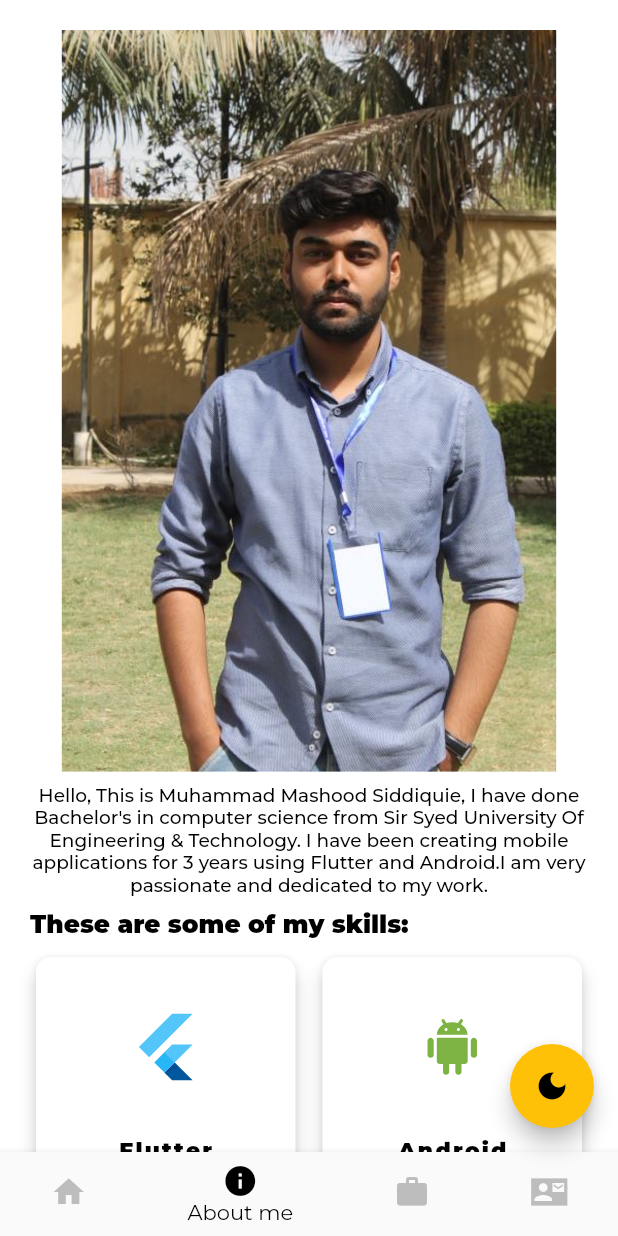
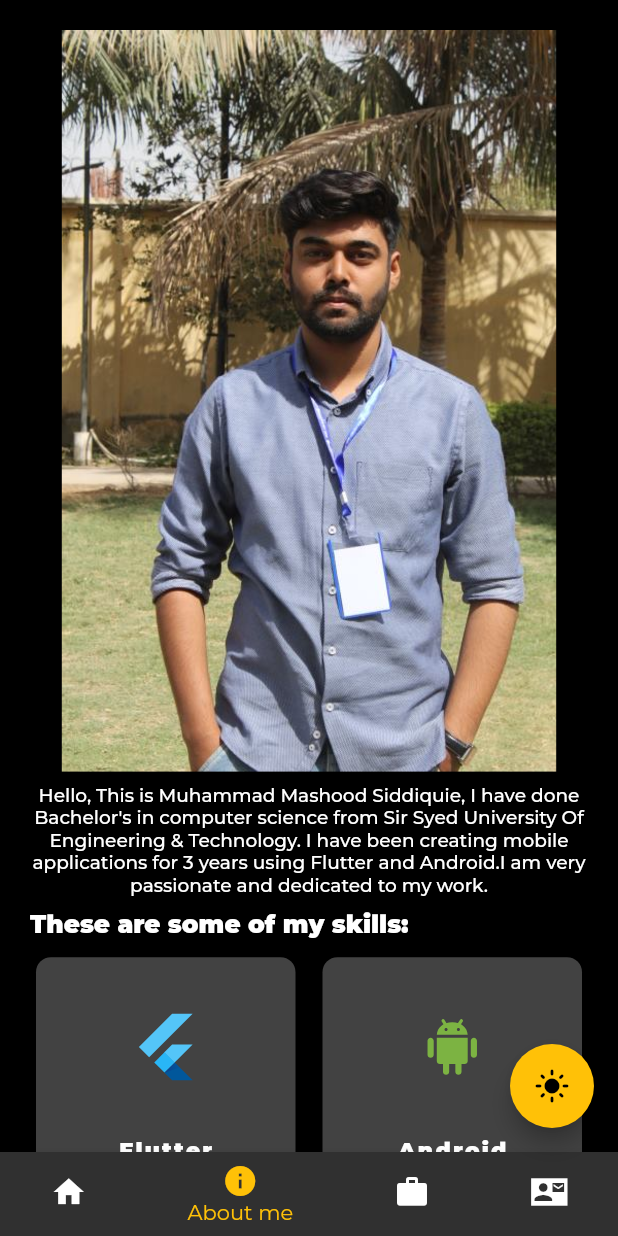
Before and after one commit to Mashood97/PortfolioApp, a Flutter app: the screen it shows after launch, item 2 of the bottom bar chosen, on a phone screen of 412 x 824 dp. Run offline on Flutter 3.47's test engine with Material 2 defaults, Android fonts, the phone set to English and light mode, and no system bars; our stand-ins replace animated_text_kit, dartz, equatable, flutter_svg, get, google_fonts and 3 more; project files that could hold a hidden picture were left out.

Commit message:
changes added for web

```diff
--- a/my_portfolio/lib/features/home/presentation/controller/home_controller.dart
+++ b/my_portfolio/lib/features/home/presentation/controller/home_controller.dart
@@ -12,8 +12,11 @@ class HomeController extends GetxController {
   final RxList<Widget> _pages = RxList<Widget>([
     LandingPage(),
     const AboutMePage(),
-    const Center(
-      child: Text("My Portfolio"),
+    Center(
+      child: Text(
+        "My Portfolio",
+        style: TextStyle(color: Get.isDarkMode ? Colors.white : Colors.black),
+      ),
     ),
     const ContactMePage(),
   ]);
--- a/my_portfolio/lib/main.dart
+++ b/my_portfolio/lib/main.dart
@@ -21,7 +21,7 @@ class MyApp extends StatelessWidget {
     return GetMaterialApp(
       title: 'MashoodPortfolio',
       debugShowCheckedModeBanner: false,
-      themeMode: ThemeMode.light,
+      themeMode: ThemeMode.dark,
       theme: Themes.light,
       builder: (ctx, child) {
         return child!;
```
Also changed, not shown: 1 other file.
